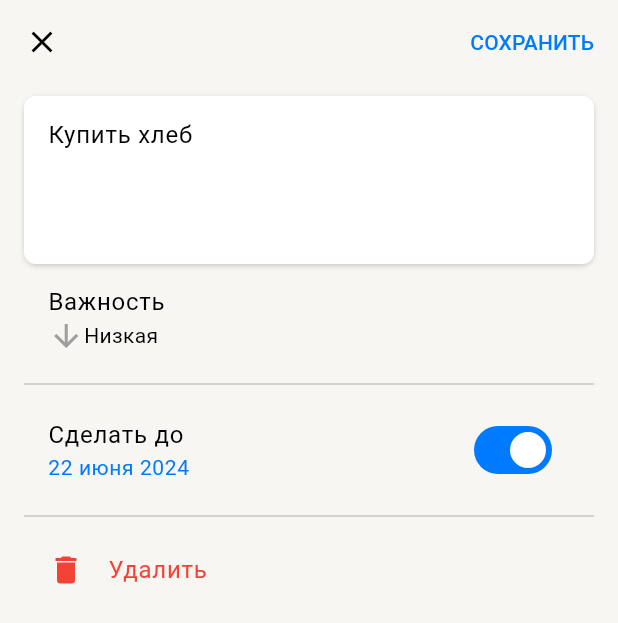
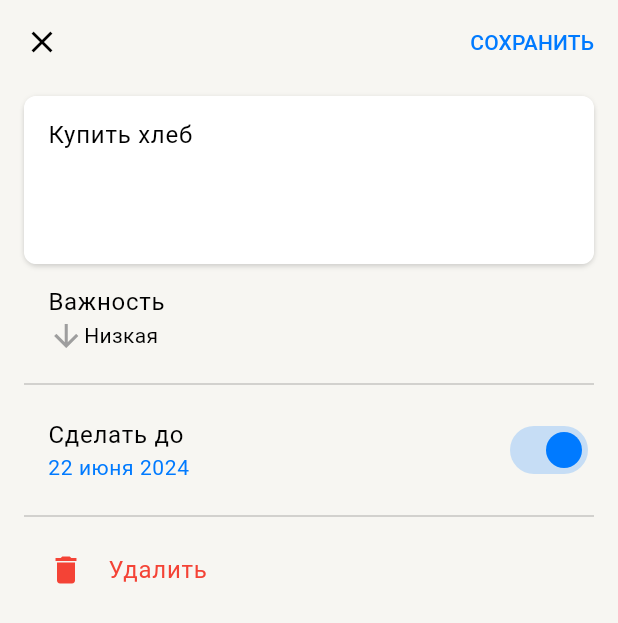
Before and after one commit to Strafe0/school_todo_list, a Flutter app: the screen it shows after launch, after a tap on the "info outline" icon, on a phone screen of 412 x 824 dp. Shown: the top 623 px of the screen. Run offline on Flutter 3.47's test engine with Material 3 defaults, Android fonts, the phone set to English and light mode, and no system bars.

Commit message:
Changed switch theme

```diff
--- a/lib/presentation/task_edit/task_edit_screen.dart
+++ b/lib/presentation/task_edit/task_edit_screen.dart
@@ -298,6 +298,7 @@ class _TaskDeadlineFieldState extends State<TaskDeadlineField> {
           hasDeadline = value;
         });
       },
+      contentPadding: const EdgeInsets.only(left: 16, right: 0),
     );
   }
 
--- a/lib/presentation/themes.dart
+++ b/lib/presentation/themes.dart
@@ -73,6 +73,31 @@ final lightTheme = ThemeData(
   dividerTheme: const DividerThemeData(
     color: Color(0x33000000),
   ),
+  switchTheme: SwitchThemeData(
+    thumbColor: WidgetStateColor.resolveWith((Set<WidgetState> states) {
+      if (states.contains(WidgetState.selected)) {
+        return const Color(0xFF007AFF);
+      } else {
+        return const Color(0x4D000000);
+      }
+    }),
+    trackColor: WidgetStateColor.resolveWith((Set<WidgetState> states) {
+      if (states.contains(WidgetState.selected)) {
+        return const Color(0x33007AFF);
+      } else {
+        return const Color(0xFFF7F6F2);
+      }
+    }),
+    trackOutlineColor: WidgetStateColor.resolveWith((Set<WidgetState> states) {
+      if (states.contains(WidgetState.selected)) {
+        return Colors.transparent;
+      } else {
+        return const Color(0x4D000000);
+      }
+    }),
+    // trackOutlineColor: const WidgetStatePropertyAll(Color(0x4D000000)),
+    trackOutlineWidth: const WidgetStatePropertyAll(1),
+  ),
 );
 
 final darkTheme = ThemeData(
@@ -145,4 +170,28 @@ final darkTheme = ThemeData(
   dividerTheme: const DividerThemeData(
     color: Color(0x33FFFFFF),
   ),
+  switchTheme: SwitchThemeData(
+    thumbColor: WidgetStateColor.resolveWith((Set<WidgetState> states) {
+      if (states.contains(WidgetState.selected)) {
+        return const Color(0xFF0A84FF);
+      } else {
+        return const Color(0x66FFFFFF);
+      }
+    }),
+    trackColor: WidgetStateColor.resolveWith((Set<WidgetState> states) {
+      if (states.contains(WidgetState.selected)) {
+        return const Color(0x330A84FF);
+      } else {
+        return const Color(0xFF161618);
+      }
+    }),
+    trackOutlineColor: WidgetStateColor.resolveWith((Set<WidgetState> states) {
+      if (states.contains(WidgetState.selected)) {
+        return Colors.transparent;
+      } else {
+        return const Color(0x66FFFFFF);
+      }
+    }),
+    trackOutlineWidth: const WidgetStatePropertyAll(1),
+  ),
 );
```
